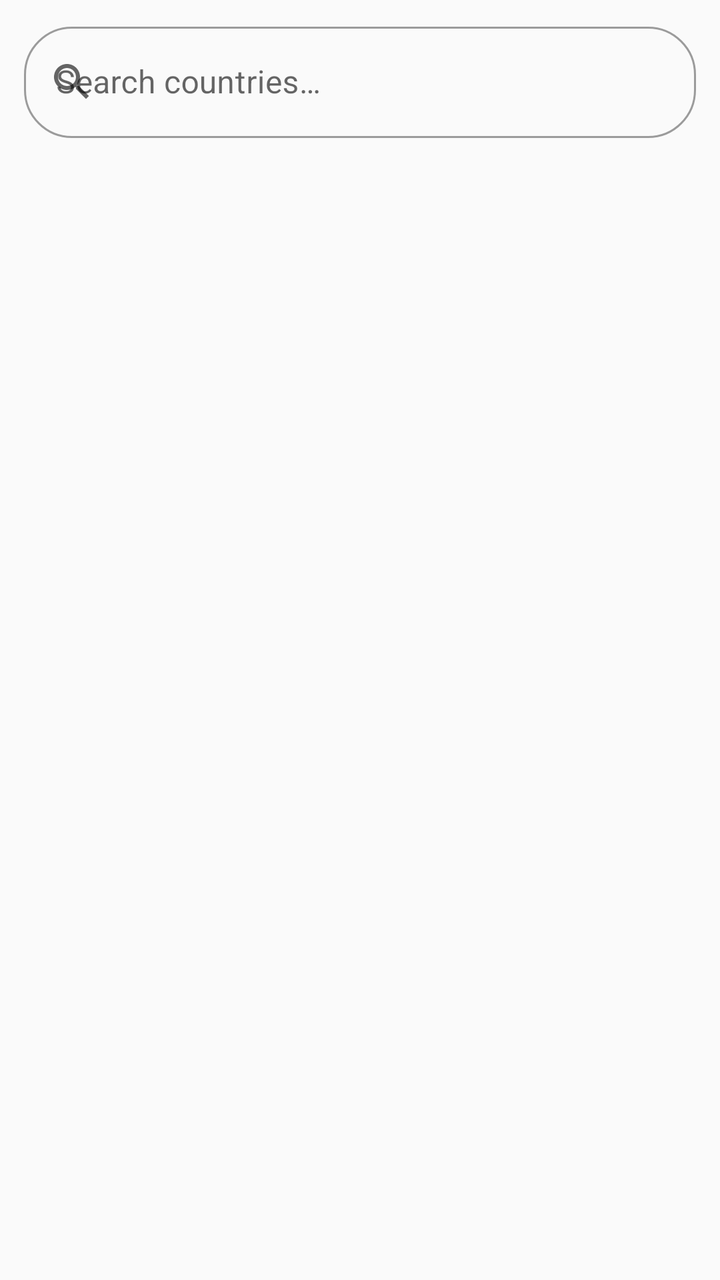
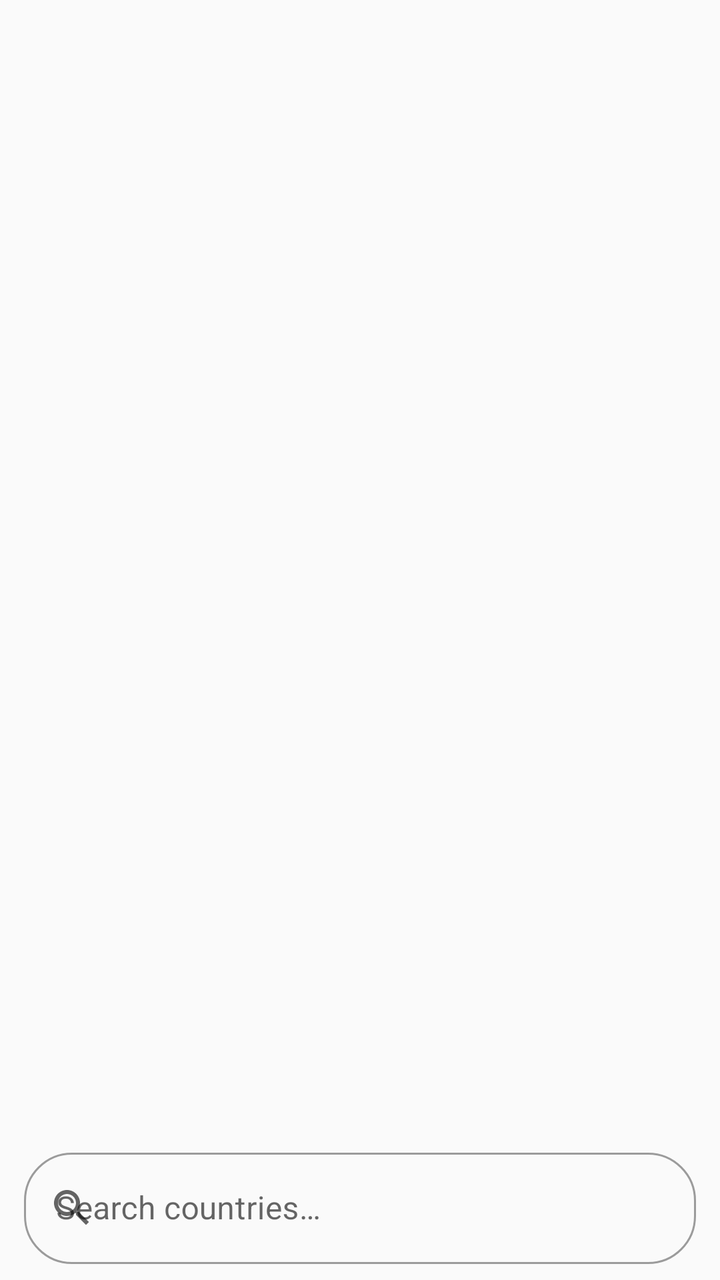

An Android layout rendered at two revisions. The XML below is the earlier revision; the diff shows what the commit changed to produce the second picture.
<!-- AndroidManifest.xml: activity theme Theme.TheMedallists -->
<!-- res/layout/activity_main.xml -->
<?xml version="1.0" encoding="utf-8"?>
<LinearLayout xmlns:android="http://schemas.android.com/apk/res/android"
    xmlns:app="http://schemas.android.com/apk/res-auto"
    android:layout_width="match_parent"
    android:layout_height="match_parent"
    android:orientation="vertical"
    android:background="#FAFAFA">

    <com.google.android.material.textfield.TextInputLayout
        android:id="@+id/search_layout"
        style="@style/Widget.MaterialComponents.TextInputLayout.OutlinedBox"
        android:layout_width="match_parent"
        android:layout_height="wrap_content"
        android:layout_marginHorizontal="12dp"
        android:layout_marginTop="8dp"
        android:layout_marginBottom="4dp"
        android:hint="Search countries…"
        app:startIconDrawable="@drawable/ic_search"
        app:endIconMode="clear_text"
        app:boxCornerRadiusTopStart="24dp"
        app:boxCornerRadiusTopEnd="24dp"
        app:boxCornerRadiusBottomStart="24dp"
        app:boxCornerRadiusBottomEnd="24dp">

        <com.google.android.material.textfield.TextInputEditText
            android:id="@+id/et_search"
            android:layout_width="match_parent"
            android:layout_height="wrap_content"
            android:inputType="text"
            android:imeOptions="actionSearch"
            android:maxLines="1" />

    </com.google.android.material.textfield.TextInputLayout>

    <androidx.recyclerview.widget.RecyclerView
        android:id="@+id/recycler_view"
        android:layout_width="match_parent"
        android:layout_height="0dp"
        android:layout_weight="1"
        android:clipToPadding="false"
        android:paddingVertical="4dp" />

</LinearLayout>
<!-- resources referenced by this layout -->
<resources>
  <!-- drawable ic_search (drawable) -->
  <?xml version="1.0" encoding="utf-8"?>
  <vector xmlns:android="http://schemas.android.com/apk/res/android"
      android:width="24dp"
      android:height="24dp"
      android:viewportWidth="24"
      android:viewportHeight="24">
      <path
          android:fillColor="#000000"
          android:pathData="M15.5,14h-0.79l-0.28,-0.27C15.41,12.59 16,11.11 16,9.5 16,5.91 13.09,3 9.5,3S3,5.91 3,9.5 5.91,16 9.5,16c1.61,0 3.09,-0.59 4.23,-1.57l0.27,0.28v0.79l5,4.99L20.49,19l-4.99,-5zM9.5,14C7.01,14 5,11.99 5,9.5S7.01,5 9.5,5 14,7.01 14,9.5 11.99,14 9.5,14z" />
  </vector>
  <style name="Theme.TheMedallists" parent="Theme.MaterialComponents.Light.DarkActionBar">
          <item name="colorPrimary">@color/colorPrimary</item>
          <item name="colorPrimaryVariant">@color/colorPrimaryDark</item>
          <item name="colorOnPrimary">@color/white</item>
          <item name="colorSecondary">@color/colorAccent</item>
          <item name="colorOnSecondary">@color/black</item>
      </style>
  <color name="colorPrimary">#1A237E</color>
  <color name="colorPrimaryDark">#0D1657</color>
  <color name="white">#FFFFFFFF</color>
  <color name="colorAccent">#FFD700</color>
  <color name="black">#FF000000</color>
</resources>

<!-- the commit's change to res/layout/activity_main.xml (unified diff, before → after) -->
@@ -6,14 +6,22 @@
     android:orientation="vertical"
     android:background="#FAFAFA">
 
+    <androidx.recyclerview.widget.RecyclerView
+        android:id="@+id/recycler_view"
+        android:layout_width="match_parent"
+        android:layout_height="0dp"
+        android:layout_weight="1"
+        android:clipToPadding="false"
+        android:paddingVertical="4dp" />
+
     <com.google.android.material.textfield.TextInputLayout
         android:id="@+id/search_layout"
         style="@style/Widget.MaterialComponents.TextInputLayout.OutlinedBox"
         android:layout_width="match_parent"
         android:layout_height="wrap_content"
         android:layout_marginHorizontal="12dp"
-        android:layout_marginTop="8dp"
-        android:layout_marginBottom="4dp"
+        android:layout_marginTop="4dp"
+        android:layout_marginBottom="8dp"
         android:hint="Search countries…"
         app:startIconDrawable="@drawable/ic_search"
         app:endIconMode="clear_text"
@@ -32,12 +40,4 @@
 
     </com.google.android.material.textfield.TextInputLayout>
 
-    <androidx.recyclerview.widget.RecyclerView
-        android:id="@+id/recycler_view"
-        android:layout_width="match_parent"
-        android:layout_height="0dp"
-        android:layout_weight="1"
-        android:clipToPadding="false"
-        android:paddingVertical="4dp" />
-
 </LinearLayout>
